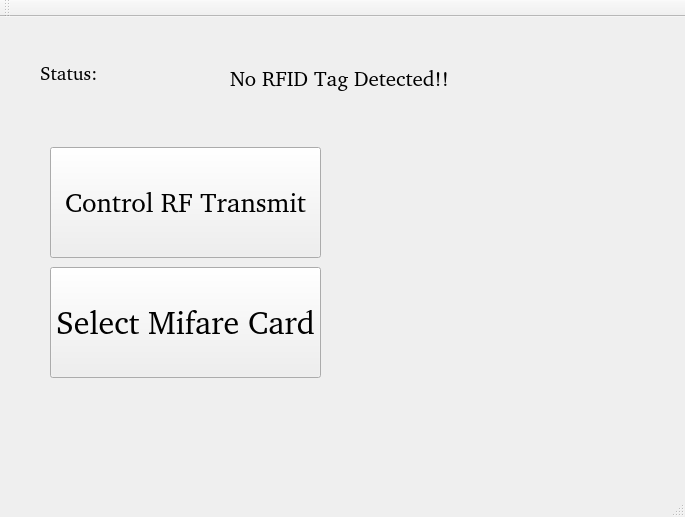
Above: ui/rifd/rfid.ui from k29/rfid before the change. Below: the same form after it.
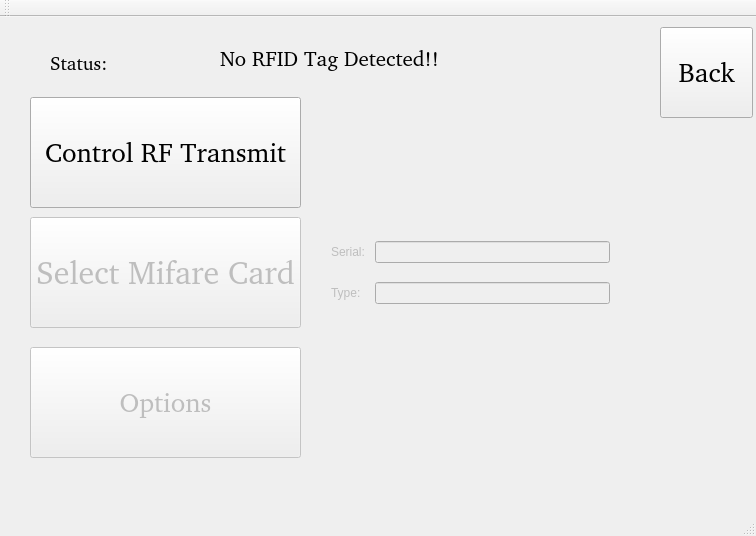
That is the form after the change.

Commit message: stable card selection!!

Patch:
```diff
--- a/ui/rifd/rfid.ui
+++ b/ui/rifd/rfid.ui
@@ -6,8 +6,8 @@
    <rect>
     <x>0</x>
     <y>0</y>
-    <width>685</width>
-    <height>517</height>
+    <width>756</width>
+    <height>536</height>
    </rect>
   </property>
   <property name="windowTitle">
@@ -17,8 +17,8 @@
    <widget class="QStackedWidget" name="stackedWidget">
     <property name="geometry">
      <rect>
-      <x>20</x>
-      <y>0</y>
+      <x>10</x>
+      <y>10</y>
       <width>621</width>
       <height>441</height>
      </rect>
@@ -31,7 +31,7 @@
       <property name="geometry">
        <rect>
         <x>210</x>
-        <y>30</y>
+        <y>0</y>
         <width>271</width>
         <height>61</height>
        </rect>
@@ -49,8 +49,8 @@
      <widget class="QPushButton" name="pushButton_controlRFtransmit">
       <property name="geometry">
        <rect>
-        <x>30</x>
-        <y>130</y>
+        <x>20</x>
+        <y>70</y>
         <width>271</width>
         <height>111</height>
        </rect>
@@ -64,12 +64,18 @@
       <property name="text">
        <string>Control RF Transmit</string>
       </property>
+      <property name="default">
+       <bool>false</bool>
+      </property>
+      <property name="flat">
+       <bool>false</bool>
+      </property>
      </widget>
      <widget class="QLabel" name="label">
       <property name="geometry">
        <rect>
-        <x>20</x>
-        <y>30</y>
+        <x>40</x>
+        <y>10</y>
         <width>101</width>
         <height>51</height>
        </rect>
@@ -85,10 +91,13 @@
       </property>
      </widget>
      <widget class="QPushButton" name="pushButton_selectMifare">
+      <property name="enabled">
+       <bool>false</bool>
+      </property>
       <property name="geometry">
        <rect>
-        <x>30</x>
-        <y>250</y>
+        <x>20</x>
+        <y>190</y>
         <width>271</width>
         <height>111</height>
        </rect>
@@ -103,6 +112,74 @@
        <string>Select Mifare Card</string>
       </property>
      </widget>
+     <widget class="QPushButton" name="pushButton_options">
+      <property name="enabled">
+       <bool>false</bool>
+      </property>
+      <property name="geometry">
+       <rect>
+        <x>20</x>
+        <y>320</y>
+        <width>271</width>
+        <height>111</height>
+       </rect>
+      </property>
+      <property name="font">
+       <font>
+        <family>Bitstream Charter</family>
+        <pointsize>20</pointsize>
+       </font>
+      </property>
+      <property name="text">
+       <string>Options</string>
+      </property>
+     </widget>
+     <widget class="QWidget" name="layoutWidget">
+      <property name="geometry">
+       <rect>
+        <x>310</x>
+        <y>190</y>
+        <width>301</width>
+        <height>111</height>
+       </rect>
+      </property>
+      <layout class="QGridLayout" name="gridLayout">
+       <item row="0" column="0">
+        <widget class="QLabel" name="label_serial">
+         <property name="enabled">
+          <bool>false</bool>
+         </property>
+         <property name="text">
+          <string>Serial: </string>
+         </property>
+        </widget>
+       </item>
+       <item row="0" column="1">
+        <widget class="QLineEdit" name="lineEdit_serial">
+         <property name="enabled">
+          <bool>false</bool>
+         </property>
+        </widget>
+       </item>
+       <item row="1" column="0">
+        <widget class="QLabel" name="label_type">
+         <property name="enabled">
+          <bool>false</bool>
+         </property>
+         <property name="text">
+          <string>Type:</string>
+         </property>
+        </widget>
+       </item>
+       <item row="1" column="1">
+        <widget class="QLineEdit" name="lineEdit_type">
+         <property name="enabled">
+          <bool>false</bool>
+         </property>
+        </widget>
+       </item>
+      </layout>
+     </widget>
     </widget>
     <widget class="QWidget" name="Options">
      <widget class="QPushButton" name="pushButton_2">
@@ -171,6 +248,25 @@
      </widget>
     </widget>
    </widget>
+   <widget class="QPushButton" name="pushButton">
+    <property name="geometry">
+     <rect>
+      <x>660</x>
+      <y>10</y>
+      <width>93</width>
+      <height>91</height>
+     </rect>
+    </property>
+    <property name="font">
+     <font>
+      <family>Bitstream Charter</family>
+      <pointsize>20</pointsize>
+     </font>
+    </property>
+    <property name="text">
+     <string>Back</string>
+    </property>
+   </widget>
   </widget>
   <widget class="QMenuBar" name="menuBar">
    <property name="geometry">
```
Left out of the diff: 42 changed lines with no effect on the pictures. The commit also changes 2 other files.
